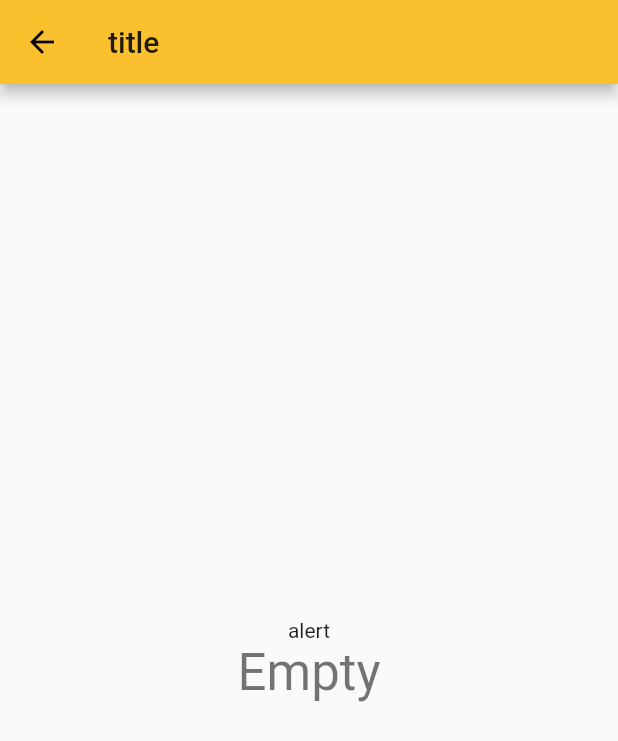
After one commit to Samriddhi98/BhansaGhar-Chef-App, a Flutter app: the NoticePage screen opened directly, on a phone screen of 412 x 824 dp. The commit adds this screen. Shown: the top 741 px of the screen. Run offline on Flutter 3.47's test engine with Material 2 defaults, Android fonts, the phone set to English and light mode, and no system bars; our stand-ins replace datetime_picker_formfield, dio, firebase_messaging, fluttertoast, image_picker, shared_preferences; accounts and stored records are empty.

Commit message:
manifest, push notif add, schedule page

```diff
--- a/lib/main.dart
+++ b/lib/main.dart
@@ -1,5 +1,6 @@
 import 'package:BhansaGharChef/screens/addfood.dart';
 import 'package:BhansaGharChef/screens/mainscreen.dart';
+import 'package:BhansaGharChef/screens/notification.dart';
 import 'package:BhansaGharChef/screens/splashscreen.dart';
 import 'package:flutter/material.dart';
 
@@ -22,7 +23,9 @@ class MyApp extends StatelessWidget {
         accentColor: Colors.redAccent,
         //fontFamily: 'Lato',
       ),
-      home: SplashScreen(),
+      home: //NoticePage(),
+          SplashScreen(),
+      debugShowCheckedModeBanner: false,
       routes: <String, WidgetBuilder>{
         '/sign-up': (BuildContext context) => new SignUp(),
         '/log-in': (BuildContext context) => new LogIn(),
--- /dev/null
+++ b/lib/screens/notification.dart
@@ -0,0 +1,61 @@
+import 'package:firebase_messaging/firebase_messaging.dart';
+import 'package:flutter/cupertino.dart';
+import 'package:flutter/material.dart';
+
+class NoticePage extends StatefulWidget {
+
+
+  @override
+  _NoticePageState createState() => _NoticePageState();
+}
+
+class _NoticePageState extends State<NoticePage> {
+  String messageTitle = "Empty";
+String notificationAlert = "alert";
+
+FirebaseMessaging _firebaseMessaging = FirebaseMessaging();
+@override
+  void initState() {
+    // TODO: implement initState
+    super.initState();
+
+    _firebaseMessaging.configure(
+      onMessage: (message) async{
+        setState(() {
+          messageTitle = message["notification"]["title"];
+          notificationAlert = "New Notification Alert";
+        });
+
+      },
+      onResume: (message) async{
+        setState(() {
+          messageTitle = message["data"]["title"];
+          notificationAlert = "Application opened from Notification";
+        });
+
+      },
+    );
+  }
+  @override
+  Widget build(BuildContext context) {
+    return Scaffold(
+         appBar: AppBar(
+        title: Text("title"),
+      ),
+      body: Center(
+        child: Column(
+          mainAxisAlignment: MainAxisAlignment.center,
+          children: <Widget>[
+            Text(
+              notificationAlert,
+            ),
+            Text(
+              messageTitle,
+              style: Theme.of(context).textTheme.headline4,
+            ),
+          ],
+        ),
+      ),
+    );
+  }
+}
--- a/pubspec.yaml
+++ b/pubspec.yaml
@@ -35,6 +35,7 @@ dependencies:
   shared_preferences: ^0.5.12+4
   image_picker: ^0.6.6+5
   flutter_session: ^0.1.1
+  firebase_messaging: ^7.0.3
 
 dev_dependencies:
   flutter_test:
```
Also changed, not shown: lib/screens/myschedule.dart (+9 -9 lines), lib/widgets/schedulecard.dart (+38 -13 lines), pubspec.lock, 7 other files.
